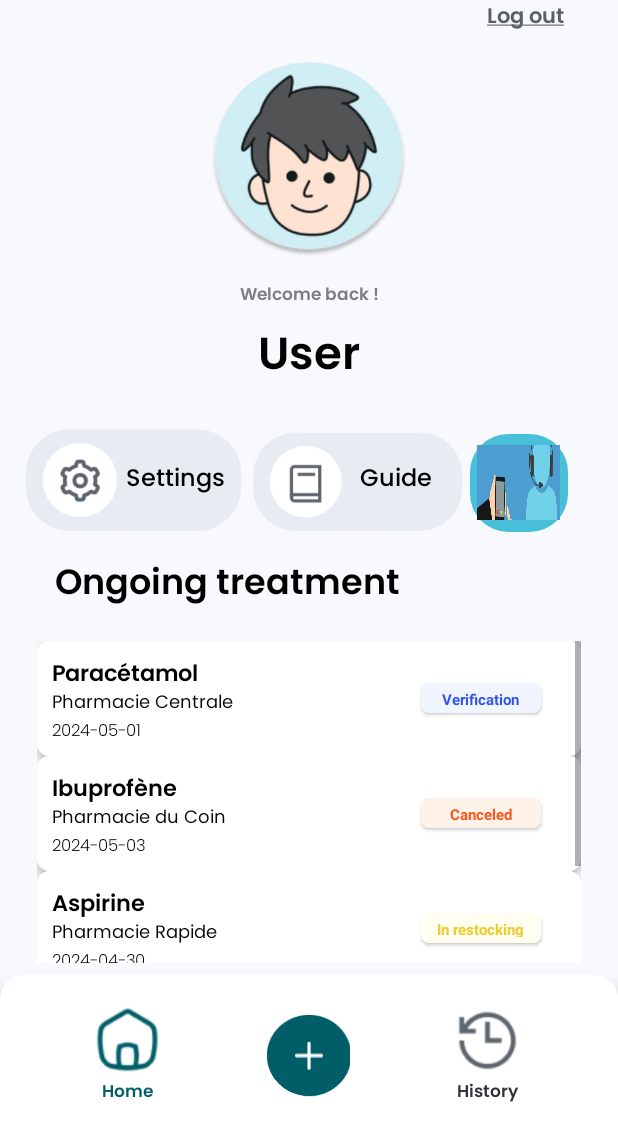
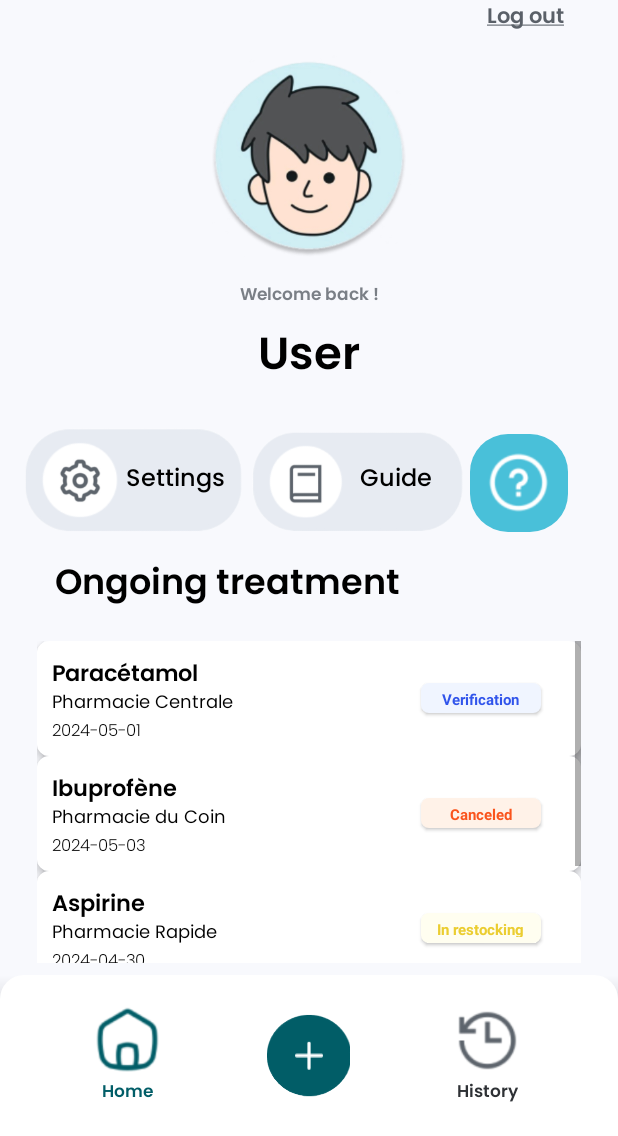
Before and after one commit to r00xas/SAE-S4, an Android app: the HomeMenuActivity screen opened directly, with no data from a screen before it, on a phone screen of 412 x 824 dp, the part 100-1236 px from its top. Run offline under Robolectric (Android 15) with nearby library versions, the phone set to English and light mode, and no system bars.

Commit message:
style : ajout des bonnes images pour Fragment_edit_picture

```diff
--- a/ScanMed/app/src/main/res/drawable/rond_help.xml
+++ b/ScanMed/app/src/main/res/drawable/rond_help.xml
@@ -9,7 +9,7 @@
                 android:height="65dp" />
         </shape>
     </item>
-    <item android:drawable="@drawable/help_2"
+    <item android:drawable="@drawable/help"
         android:gravity="center"
         android:height="50dp"
         android:width="55dp"/>
```
Also changed, not shown: ScanMed/app/src/main/res/drawable/pp_2_1.png, ScanMed/app/src/main/res/drawable/pp_2_2.png, ScanMed/app/src/main/res/drawable/pp_2_3.png, ScanMed/app/src/main/res/drawable/pp_3_1.png, ScanMed/app/src/main/res/drawable/pp_3_2.png, ScanMed/app/src/main/res/drawable/pp_3_3.png, ScanMed/app/src/main/res/drawable/pp_4_1.png, ScanMed/app/src/main/res/drawable/pp_4_2.png, ScanMed/app/src/main/res/drawable/pp_4_3.png.
